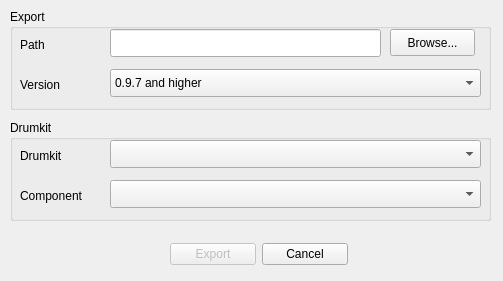
First picture: the form in src/gui/src/SoundLibrary/SoundLibraryExportDialog_UI.ui, repository hydrogen-music/hydrogen, before the edit.
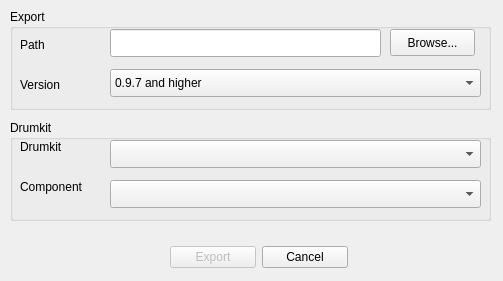
Second picture: the form after the edit.

Commit message: Provide more room for translated labels

```diff
--- a/src/gui/src/SoundLibrary/SoundLibraryExportDialog_UI.ui
+++ b/src/gui/src/SoundLibrary/SoundLibraryExportDialog_UI.ui
@@ -57,6 +57,12 @@
     <property name="text">
      <string>Drumkit</string>
     </property>
+    <property name="alignment">
+     <set>Qt::AlignLeading|Qt::AlignLeft|Qt::AlignTop</set>
+    </property>
+    <property name="wordWrap">
+     <bool>true</bool>
+    </property>
    </widget>
    <widget class="QLabel" name="labelComponent">
     <property name="geometry">
@@ -64,12 +70,18 @@
       <x>10</x>
       <y>60</y>
       <width>81</width>
-      <height>31</height>
+      <height>41</height>
      </rect>
     </property>
     <property name="text">
      <string>Component</string>
     </property>
+    <property name="alignment">
+     <set>Qt::AlignLeading|Qt::AlignLeft|Qt::AlignTop</set>
+    </property>
+    <property name="wordWrap">
+     <bool>true</bool>
+    </property>
    </widget>
   </widget>
   <widget class="QGroupBox" name="exportGroupbox">
@@ -163,7 +175,7 @@
      <x>170</x>
      <y>240</y>
      <width>178</width>
-     <height>29</height>
+     <height>35</height>
     </rect>
    </property>
    <layout class="QHBoxLayout" name="horizontalLayoutBtns">
```
The commit also changes 1 other file.
